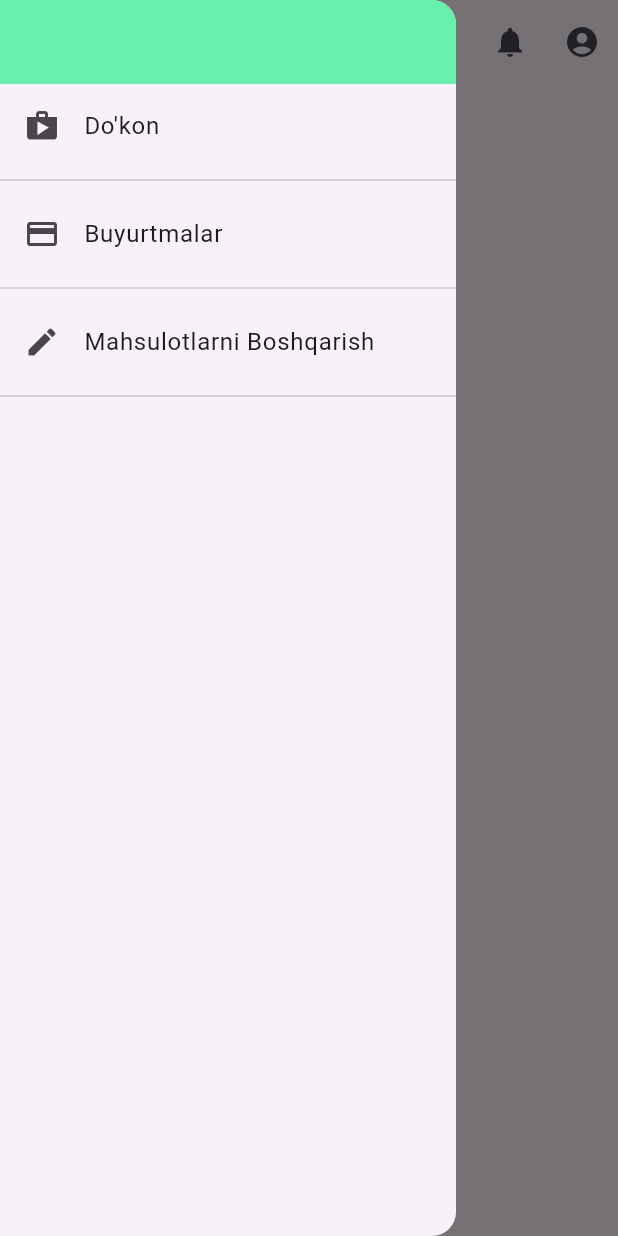
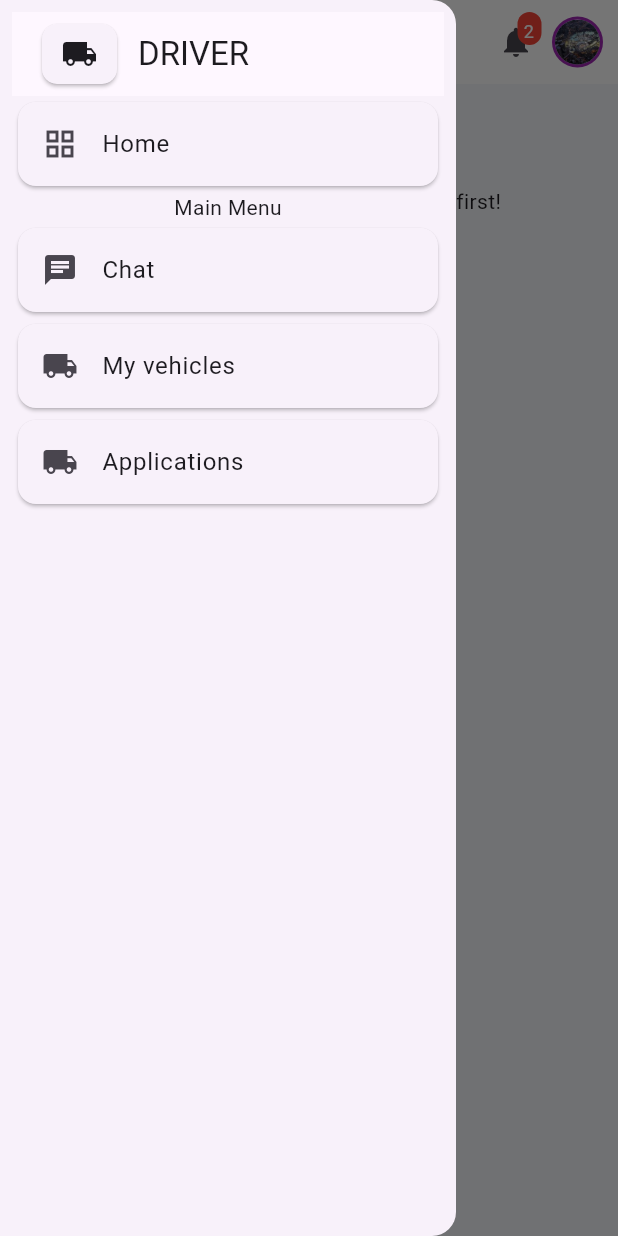
Before and after one commit to murodovjavlon1/logistx, a Flutter app: the screen it shows after launch, with the side drawer open, on a phone screen of 412 x 824 dp. Run offline on Flutter 3.47's test engine with Material 3 defaults, Android fonts, the phone set to English and light mode, and no system bars; our stand-ins replace cloud_firestore, device_info_plus, firebase_auth, firebase_core, go_router, google_sign_in; accounts and stored records are empty.

Commit message:
Loyiha yangilandi

```diff
--- a/lib/main.dart
+++ b/lib/main.dart
@@ -1,9 +1,11 @@
 import 'package:flutter/material.dart';
+import 'package:go_router/go_router.dart';
 import 'package:logistx/providers/FirestoreProvider.dart';
+import 'package:logistx/screen/auth/presentation/pages/registration.dart';
+import 'package:logistx/screen/auth/presentation/pages/sign_in.dart';
 import 'package:logistx/screen/auth/view_model/OTPProvider.dart';
 import 'package:logistx/screen/auth/view_model/auth_provider.dart';
 import 'package:logistx/providers/visibility_provider.dart';
-import 'package:logistx/screen/auth/presentation/pages/sign_in.dart';
 import 'package:logistx/screen/pages/home_page.dart';
 import 'package:provider/provider.dart';
 import 'package:firebase_core/firebase_core.dart';
@@ -12,11 +14,11 @@ import 'firebase_options.dart';
 void main() async {
   WidgetsFlutterBinding.ensureInitialized();
   await Firebase.initializeApp(options: DefaultFirebaseOptions.currentPlatform);
-  runApp(const MyApp());
+  runApp(MyApp());
 }
 
 class MyApp extends StatelessWidget {
-  const MyApp({super.key});
+  MyApp({super.key});
 
   @override
   Widget build(BuildContext context) {
@@ -27,14 +29,27 @@ class MyApp extends StatelessWidget {
         ChangeNotifierProvider(create: (context) => FirestoreProvider()),
         ChangeNotifierProvider(create: (context) => VisibilityProvider()),
       ],
-      child: MaterialApp(
+      child: MaterialApp.router(
         debugShowCheckedModeBanner: false,
         title: 'Flutter Demo',
         theme: ThemeData(
           colorScheme: ColorScheme.fromSeed(seedColor: Colors.deepPurple),
         ),
-        home: HomePage(),
+        routerConfig: _router,
+        //home: SignInScreen(),
       ),
     );
   }
 }
+
+final GoRouter _router = GoRouter(
+  routes: [
+    GoRoute(path: '/', builder: (context, state) => HomePage()),
+    GoRoute(path: '/home_page', builder: (context, state) => HomePage()),
+    GoRoute(path: '/sign', builder: (context, state) => SignUpScreen()),
+    GoRoute(path: '/home_page', builder: (context, state) => HomePage()),
+    GoRoute(path: '/home_page', builder: (context, state) => HomePage()),
+    GoRoute(path: '/home_page', builder: (context, state) => HomePage()),
+    GoRoute(path: '/home_page', builder: (context, state) => HomePage()),
+  ],
+);
--- a/lib/screen/auth/presentation/pages/forgot_password.dart
+++ b/lib/screen/auth/presentation/pages/forgot_password.dart
@@ -1,6 +1,6 @@
 import 'package:flutter/material.dart';
 import 'package:logistx/providers/visibility_provider.dart';
-import 'package:logistx/screen/auth/presentation/pages/Confirmation_two.dart';
+//import 'package:logistx/screen/auth/presentation/pages/Confirmation_two.dart';
 //import 'package:logistx/screen/auth/presentation/pages/confirmation.dart';
 import 'package:logistx/screen/auth/view_model/auth_provider.dart';
 import 'package:provider/provider.dart';
--- a/lib/screen/auth/presentation/pages/registration.dart
+++ b/lib/screen/auth/presentation/pages/registration.dart
@@ -2,6 +2,8 @@ import 'package:flutter/material.dart';
 import 'package:logistx/screen/auth/presentation/pages/confirmation.dart';
 import 'package:provider/provider.dart';
 import 'package:logistx/screen/auth/view_model/auth_provider.dart';
+
+
 
 class SignUpScreen extends StatefulWidget {
   @override
--- a/lib/screen/pages/home_page.dart
+++ b/lib/screen/pages/home_page.dart
@@ -7,17 +7,87 @@ class HomePage extends StatelessWidget {
   @override
   Widget build(BuildContext context) {
     return Scaffold(
+      backgroundColor: Color(0xFFF5F7FA),
       appBar: AppBar(
+        backgroundColor: Colors.white,
         //leading: IconButton(onPressed: () {}, icon: Icon(Icons.menu)),
         actions: [
-          IconButton(onPressed: () {}, icon: Icon(Icons.notifications)),
-          IconButton(onPressed: () {}, icon: Icon(Icons.account_circle)),
+          Stack(
+            children: [
+              IconButton(
+                onPressed: () {
+                  print("object");
+                },
+                icon: Icon(Icons.notifications),
+              ),
+              Positioned(
+                right: 7,
+                top: 4,
+                child: Container(
+                  width: 16,
+                  height: 22,
+                  padding: EdgeInsets.all(4),
+                  decoration: BoxDecoration(
+                    color: Colors.red,
+                    borderRadius: BorderRadius.circular(50),
+                  ),
+                  child: Text(
+                    "2",
+                    style: TextStyle(color: Colors.white, fontSize: 12),
+                  ),
+                ),
+              ),
+            ],
+          ),
+          GestureDetector(
+            onTap: () {
+
+            },
+            child: Padding(
+              padding: const EdgeInsets.only(right: 10.0),
+              child: CircleAvatar(
+                radius: 17,
+                backgroundColor: Colors.purple,
+                child: CircleAvatar(
+                  radius: 15,
+                  backgroundImage: AssetImage('asset/image/download.jpeg'),
+                ),
+              ),
+            ),
+          ),
+
+          //  IconButton(onPressed: () {}, icon: Icon(Icons.account_circle)),
         ],
       ),
       drawer: AppDrawer(),
       body: Padding(
         padding: const EdgeInsets.all(20),
-        child: Column(children: <Widget>[]),
+        child: Column(
+          children: <Widget>[
+            Center(
+              child: Column(
+                children: [
+                  ElevatedButton(
+                    style: ElevatedButton.styleFrom(
+                      shape: RoundedRectangleBorder(
+                        borderRadius: BorderRadius.circular(10),
+                      ),
+                      backgroundColor: Colors.blue,
+                    ),
+                    onPressed: () {
+
+                    },
+                    child: Text(
+                      "Create New Vehicle",
+                      style: TextStyle(color: Colors.white),
+                    ),
+                  ),
+                  Text("Please fill your vehicle information first!"),
+                ],
+              ),
+            ),
+          ],
+        ),
       ),
     );
   }
--- a/lib/screen/pages/widget/app_drawer.dart
+++ b/lib/screen/pages/widget/app_drawer.dart
@@ -6,40 +6,69 @@ class AppDrawer extends StatelessWidget {
   @override
   Widget build(BuildContext context) {
     return Drawer(
+      child: Padding(
+        padding: const EdgeInsets.all(8.0),
         child: Column(
           children: <Widget>[
             AppBar(
+              title: Row(
+                mainAxisAlignment: MainAxisAlignment.start,
+                children: <Widget>[
+                  Card(
+                    shape: RoundedRectangleBorder(
+                      borderRadius: BorderRadius.circular(10),
+                    ),
 
-            centerTitle: true,
-            backgroundColor: Colors.greenAccent,
-          //  title: const Text("Ho'sh kelibsiz"),
+                    child: Container(
+                      height: 40,
+                      width: 50,
+                      child: Icon(Icons.local_shipping),
+                    ),
+                  ),
+                  // ),
+                  SizedBox(width: 10),
+                  Text("DRIVER"),
+                ],
+              ),
               automaticallyImplyLeading: false,
             ),
-          ListTile(
-            leading: const Icon(Icons.shop),
-            title: const Text("Do'kon"),
+            Card(
+              child: ListTile(
+                leading: const Icon(Icons.grid_view),
+                title: const Text("Home"),
                 onTap: () {
-              Navigator.of(context).pushReplacementNamed("/");
+                  Navigator.pop(context);
                 },
               ),
-          const Divider(),
-          ListTile(
-            leading: const Icon(Icons.payment),
-            title: const Text("Buyurtmalar"),
+            ),
+            Text("Main Menu"),
+            Card(
+              child: ListTile(
+                leading: const Icon(Icons.chat),
+                title: const Text("Chat"),
+                onTap: () {},
+              ),
+            ),
+            Card(
+              child: ListTile(
+                leading: const Icon(Icons.local_shipping),
+                title: const Text("My vehicles"),
                 onTap: () {
-              Navigator.of(context).pushReplacementNamed("/orders");
+                  Navigator.pop(context);
                 },
               ),
-          const Divider(),
-          ListTile(
-            leading: const Icon(Icons.edit),
-            title: const Text("Mahsulotlarni Boshqarish "),
+            ),
+            Card(
+              child: ListTile(
+                leading: const Icon(Icons.local_shipping),
+                title: const Text("Applications"),
                 onTap: () {
-              Navigator.of(context).pushReplacementNamed("/menag_produc");
+                  Navigator.pop(context);
                 },
               ),
-          const Divider()
+            ),
           ],
+        ),
       ),
     );
   }
--- a/pubspec.yaml
+++ b/pubspec.yaml
@@ -42,6 +42,7 @@ dependencies:
   shared_preferences: ^2.5.2
   http: ^1.3.0
   device_info_plus: ^11.3.3
+  go_router: ^14.8.1
 
 dev_dependencies:
   flutter_test:
@@ -66,8 +67,8 @@ flutter:
   uses-material-design: true
 
   # To add assets to your application, add an assets section, like this:
-  # assets:
-  #   - images/a_dot_burr.jpeg
+  assets:
+    - asset/image/
   #   - images/a_dot_ham.jpeg
 
   # An image asset can refer to one or more resolution-specific "variants", see
```
Also changed, not shown: lib/screen/auth/presentation/pages/sign_in.dart (+4 -4 lines), lib/screen/auth/view_model/auth_provider.dart (+8 -0 lines), lib/screen/pages/widget/profile_popupMenu.dart (added, +85 -0 lines), asset/image/download.jpeg (added), pubspec.lock, 1 other file. Lines whose indentation alone changed are shown as unchanged.
